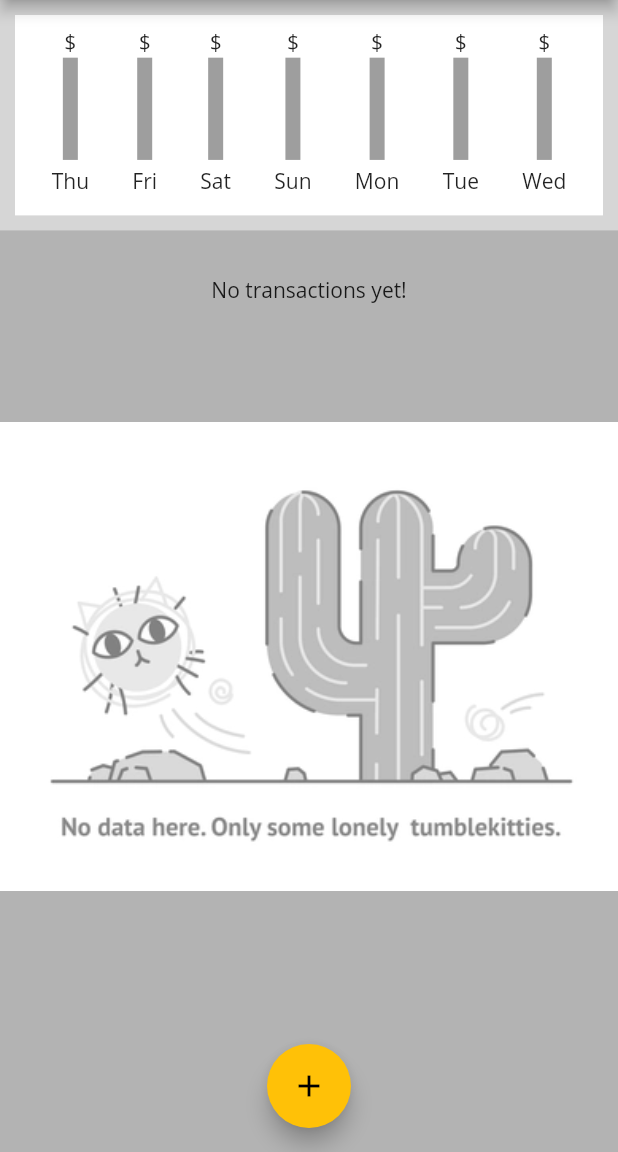
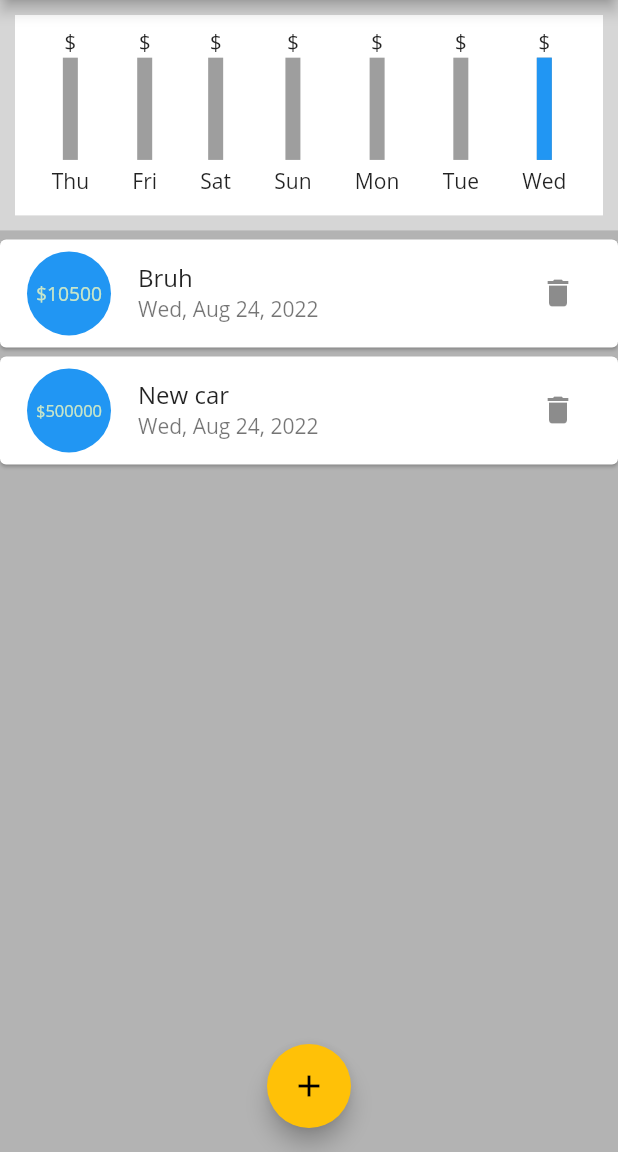
Before and after one commit to naufaladikbds/expense_tracker, a Flutter app: the screen it shows after launch, on a phone screen of 412 x 824 dp, the part 84-1236 px from its top. Run offline on Flutter 3.47's test engine with Material 2 defaults, Android fonts, the phone set to English and light mode, and no system bars.

Commit message:
Fix styling bug. Add random styling to each transaction item circleAvatar

```diff
--- /dev/null
+++ b/lib/expense_item.dart
@@ -0,0 +1,79 @@
+import 'package:flutter/material.dart';
+import 'package:intl/intl.dart';
+import 'expense.dart';
+import 'dart:math';
+
+class ExpenseItem extends StatefulWidget {
+  const ExpenseItem({
+    Key? key,
+    required this.expense,
+    required this.deleteExpense,
+  }) : super(key: key);
+
+  final Expense expense;
+  final void Function(String p1) deleteExpense;
+
+  @override
+  State<ExpenseItem> createState() => _ExpenseItemState();
+}
+
+class _ExpenseItemState extends State<ExpenseItem> {
+  Color _bgColor = Colors.purple;
+
+  @override
+  void initState() {
+    const availableColors = [
+      Colors.red,
+      Colors.blue,
+      Colors.green,
+      Colors.grey,
+    ];
+
+    _bgColor = availableColors.elementAt(Random().nextInt(3));
+    super.initState();
+  }
+
+  @override
+  Widget build(BuildContext context) {
+    return Card(
+      margin: EdgeInsets.only(top: 6, bottom: 0),
+      child: ListTile(
+        leading: CircleAvatar(
+          backgroundColor: _bgColor,
+          radius: 30,
+          child: Padding(
+            padding: const EdgeInsets.all(8.0),
+            child: FittedBox(
+              child: Text("\$${widget.expense.amount.toStringAsFixed(0)}"),
+            ),
+          ),
+        ),
+        title: Text(widget.expense.title),
+        subtitle: Text(
+          DateFormat.yMMMEd().format(widget.expense.date),
+        ),
+        trailing: MediaQuery.of(context).size.width < 600
+            ? IconButton(
+                icon: Icon(Icons.delete),
+                onPressed: () {
+                  widget.deleteExpense(widget.expense.id);
+                },
+              )
+            : Container(
+                width: 100,
+                child: Row(
+                  children: [
+                    Text("Delete"),
+                    IconButton(
+                      icon: Icon(Icons.delete),
+                      onPressed: () {
+                        widget.deleteExpense(widget.expense.id);
+                      },
+                    ),
+                  ],
+                ),
+              ),
+      ),
+    );
+  }
+}
--- a/lib/expense_list.dart
+++ b/lib/expense_list.dart
@@ -1,6 +1,6 @@
 import 'package:expense_tracker/expense.dart';
+import 'package:expense_tracker/expense_item.dart';
 import 'package:flutter/material.dart';
-import 'package:intl/intl.dart';
 
 class ExpenseList extends StatelessWidget {
   List<Expense> expenseList;
@@ -28,50 +28,16 @@ class ExpenseList extends StatelessWidget {
                 ],
               ),
             )
-          : ListView.builder(
-              itemCount: expenseList.length,
-              itemBuilder: (ctx, i) {
-                return Card(
-                  margin: EdgeInsets.only(top: 5, bottom: 0),
-                  child: ListTile(
-                    leading: CircleAvatar(
-                      radius: 30,
-                      child: Padding(
-                        padding: const EdgeInsets.all(8.0),
-                        child: FittedBox(
-                          child: Text(
-                              "\$${expenseList[i].amount.toStringAsFixed(0)}"),
-                        ),
-                      ),
+          : ListView(
+              children: expenseList
+                  .map(
+                    (e) => ExpenseItem(
+                      expense: e,
+                      deleteExpense: deleteExpense,
+                      key: Key(e.id),
                     ),
-                    title: Text(expenseList[i].title),
-                    subtitle: Text(
-                      DateFormat.yMMMEd().format(expenseList[i].date),
-                    ),
-                    trailing: MediaQuery.of(context).size.width < 600
-                        ? IconButton(
-                            icon: Icon(Icons.delete),
-                            onPressed: () {
-                              deleteExpense(expenseList[i].id);
-                            },
-                          )
-                        : Container(
-                            width: 100,
-                            child: Row(
-                              children: [
-                                Text("Delete"),
-                                IconButton(
-                                  icon: Icon(Icons.delete),
-                                  onPressed: () {
-                                    deleteExpense(expenseList[i].id);
-                                  },
-                                ),
-                              ],
-                            ),
-                          ),
-                  ),
-                );
-              },
+                  )
+                  .toList(),
 
               // itemBuilder: (ctx, i) => Card(
               //   margin: EdgeInsets.only(
--- a/lib/main.dart
+++ b/lib/main.dart
@@ -54,20 +54,39 @@ class MainScreen extends StatefulWidget {
   State<MainScreen> createState() => _MainScreenState();
 }
 
-class _MainScreenState extends State<MainScreen> {
+class _MainScreenState extends State<MainScreen> with WidgetsBindingObserver {
+  @override
+  void initState() {
+    WidgetsBinding.instance.addObserver(this);
+    super.initState();
+  }
+
+  @override
+  void didChangeAppLifecycleState(AppLifecycleState state) {
+    print(state);
+    super.didChangeAppLifecycleState(state);
+  }
+
+  @override
+  void dispose() {
+    super.dispose();
+
+    WidgetsBinding.instance.removeObserver(this);
+  }
+
   final List<Expense> expenseList = [
-    // Expense(
-    //   id: "01",
-    //   title: "Bruh",
-    //   amount: 10500,
-    //   date: DateTime.now(),
-    // ),
-    // Expense(
-    //   id: "02",
-    //   title: "New car",
-    //   amount: 500000,
-    //   date: DateTime.now(),
-    // ),
+    Expense(
+      id: "01",
+      title: "Bruh",
+      amount: 10500,
+      date: DateTime.now(),
+    ),
+    Expense(
+      id: "02",
+      title: "New car",
+      amount: 500000,
+      date: DateTime.now(),
+    ),
   ];
 
   List<Expense> get lastSevenDaysExpenses {
@@ -101,6 +120,53 @@ class _MainScreenState extends State<MainScreen> {
     setState(() {});
   }
 
+  List<Widget> _buildLandscapeContent(
+      MediaQueryData mediaQ, AppBar appBar, Widget expenseList) {
+    return [
+      Row(
+        mainAxisAlignment: MainAxisAlignment.center,
+        children: [
+          Text("Show chart"),
+          Switch(
+            value: showChart,
+            onChanged: (val) {
+              setState(() {
+                showChart = val;
+              });
+            },
+          ),
+        ],
+      ),
+      showChart
+          ? Container(
+              height: (mediaQ.size.height -
+                      appBar.preferredSize.height -
+                      mediaQ.padding.top) *
+                  0.7,
+              child: ExpenseChart(
+                recentExpenses: lastSevenDaysExpenses,
+              ),
+            )
+          : expenseList
+    ];
+  }
+
+  List<Widget> _buildPortraitContent(
+      MediaQueryData mediaQ, AppBar appBar, Widget expenseList) {
+    return [
+      Container(
+        height: (mediaQ.size.height -
+                appBar.preferredSize.height -
+                mediaQ.padding.top) *
+            0.2,
+        child: ExpenseChart(
+          recentExpenses: lastSevenDaysExpenses,
+        ),
+      ),
+      expenseList
+    ];
+  }
+
   bool showChart = true;
 
   @override
@@ -130,6 +196,7 @@ class _MainScreenState extends State<MainScreen> {
           0.8,
       child: ExpenseList(expenseList, deleteExpense),
     );
+
     return Scaffold(
       appBar: appBar,
       body: Container(
@@ -137,43 +204,17 @@ class _MainScreenState extends State<MainScreen> {
         child: Column(
           children: [
             if (isDeviceLandscape)
-              Row(
-                mainAxisAlignment: MainAxisAlignment.center,
-                children: [
-                  Text("Show chart"),
-                  Switch(
-                    value: showChart,
-                    onChanged: (val) {
-                      setState(() {
-                        showChart = val;
-                      });
-                    },
-                  ),
-                ],
+              ..._buildLandscapeContent(
+                mediaQ,
+                appBar,
+                renderExpenseList,
               ),
             if (!isDeviceLandscape)
-              Container(
-                height: (mediaQ.size.height -
-                        appBar.preferredSize.height -
-                        mediaQ.padding.top) *
-                    0.2,
-                child: ExpenseChart(
-                  recentExpenses: lastSevenDaysExpenses,
-                ),
+              ..._buildPortraitContent(
+                mediaQ,
+                appBar,
+                renderExpenseList,
               ),
-            if (!isDeviceLandscape) renderExpenseList,
-            if (isDeviceLandscape)
-              showChart
-                  ? Container(
-                      height: (mediaQ.size.height -
-                              appBar.preferredSize.height -
-                              mediaQ.padding.top) *
-                          0.7,
-                      child: ExpenseChart(
-                        recentExpenses: lastSevenDaysExpenses,
-                      ),
-                    )
-                  : renderExpenseList,
           ],
         ),
       ),
```
Also changed, not shown: lib/expense_input.dart (+18 -8 lines).
